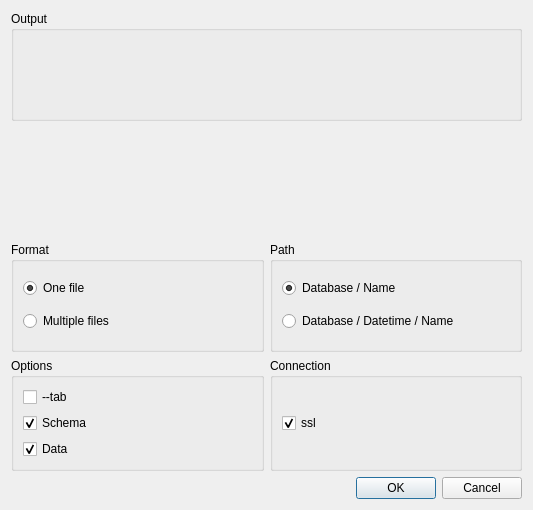
mugiseyebrows/mugi-query, file src/widget/toolmysqldumpdialog.ui: the form before one commit.
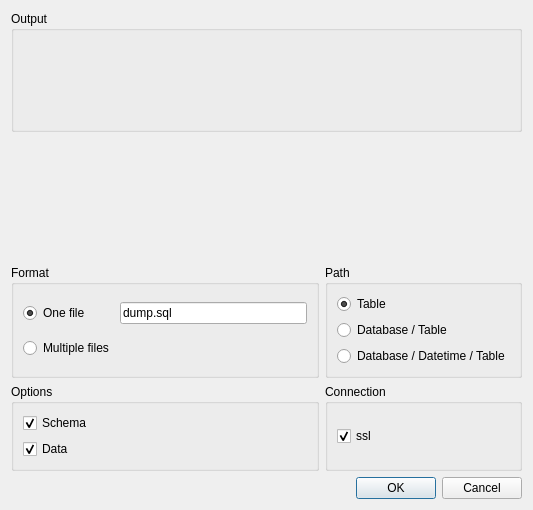
The form after the commit. Custom widgets are drawn as their Qt base class.

Commit message: mysqldump backup on overwrite, dump in insert order

Patch:
```diff
--- a/src/widget/toolmysqldumpdialog.ui
+++ b/src/widget/toolmysqldumpdialog.ui
@@ -13,7 +13,7 @@
   <property name="windowTitle">
    <string>Mysqldump</string>
   </property>
-  <layout class="QVBoxLayout" name="verticalLayout_6">
+  <layout class="QVBoxLayout" name="verticalLayout">
    <item>
     <widget class="QGroupBox" name="groupBox_3">
      <property name="title">
@@ -30,14 +30,14 @@
     <widget class="CheckableView" name="tables" native="true"/>
    </item>
    <item>
-    <layout class="QHBoxLayout" name="horizontalLayout">
-     <item>
+    <layout class="QGridLayout" name="gridLayout_3">
+     <item row="0" column="0">
       <widget class="QGroupBox" name="groupBox_4">
        <property name="title">
         <string>Format</string>
        </property>
-       <layout class="QVBoxLayout" name="verticalLayout_5">
-        <item>
+       <layout class="QGridLayout" name="gridLayout">
+        <item row="0" column="0">
          <widget class="QRadioButton" name="oneFile">
           <property name="text">
            <string>One file</string>
@@ -47,7 +47,14 @@
           </property>
          </widget>
         </item>
-        <item>
+        <item row="0" column="1">
+         <widget class="QLineEdit" name="oneFileName">
+          <property name="text">
+           <string>dump.sql</string>
+          </property>
+         </widget>
+        </item>
+        <item row="1" column="0">
          <widget class="QRadioButton" name="multipleFiles">
           <property name="text">
            <string>Multiple files</string>
@@ -57,7 +64,7 @@
        </layout>
       </widget>
      </item>
-     <item>
+     <item row="0" column="1">
       <widget class="QGroupBox" name="groupBox_5">
        <property name="title">
         <string>Path</string>
@@ -66,7 +73,7 @@
         <item>
          <widget class="QRadioButton" name="formatDatabaseName">
           <property name="text">
-           <string>Database / Name</string>
+           <string>Table</string>
           </property>
           <property name="checked">
            <bool>true</bool>
@@ -76,30 +83,29 @@
         <item>
          <widget class="QRadioButton" name="formatDatabaseDatetimeName">
           <property name="text">
-           <string>Database / Datetime / Name</string>
+           <string>Database / Table</string>
+          </property>
+          <property name="checked">
+           <bool>false</bool>
+          </property>
+         </widget>
+        </item>
+        <item>
+         <widget class="QRadioButton" name="pathDatabaseDatetimeTable">
+          <property name="text">
+           <string>Database / Datetime / Table</string>
           </property>
          </widget>
         </item>
        </layout>
       </widget>
      </item>
-    </layout>
-   </item>
-   <item>
-    <layout class="QHBoxLayout" name="horizontalLayout_2">
-     <item>
+     <item row="1" column="0">
       <widget class="QGroupBox" name="groupBox_2">
        <property name="title">
         <string>Options</string>
        </property>
-       <layout class="QVBoxLayout" name="verticalLayout">
-        <item>
-         <widget class="QCheckBox" name="tab">
-          <property name="text">
-           <string>--tab</string>
-          </property>
-         </widget>
-        </item>
+       <layout class="QVBoxLayout" name="verticalLayout_5">
         <item>
          <widget class="QCheckBox" name="schema">
           <property name="text">
@@ -123,7 +129,7 @@
        </layout>
       </widget>
      </item>
-     <item>
+     <item row="1" column="1">
       <widget class="QGroupBox" name="groupBox">
        <property name="title">
         <string>Connection</string>
```
Left out of the diff: 8 changed lines with no effect on the pictures. The commit also changes 11 other files.
